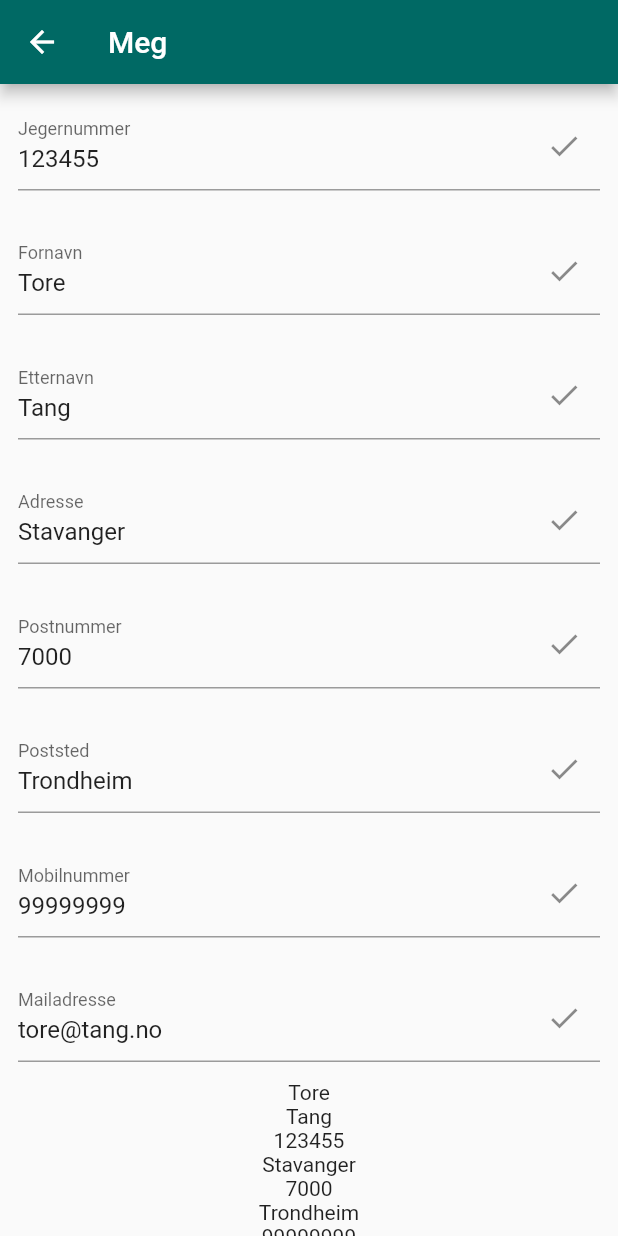
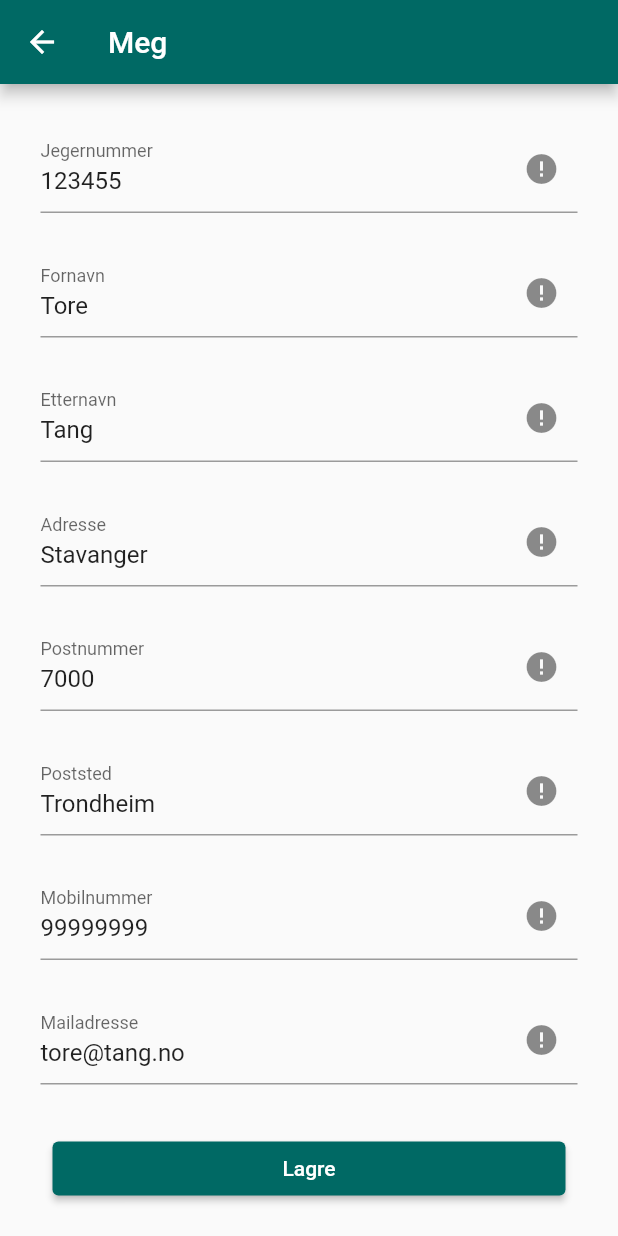
Before and after one commit to magnusgeriksson/gasejakt, a Flutter app: the ProfileScreen screen opened directly, on a phone screen of 412 x 824 dp. Run offline on Flutter 3.47's test engine with Material 2 defaults, Android fonts, the light colour scheme and no system bars; our stand-ins replace get_it.

Commit message:
Lagt til textfields og lagreknapp

```diff
--- a/lib/business_logic/models/hunter.dart
+++ b/lib/business_logic/models/hunter.dart
@@ -19,6 +19,11 @@ class Hunter {
       this.postalAddress = "",
       this.phoneNumber = "",
       this.mailAddress = ""});
+
+  @override
+  String toString() {
+    return "$hunterNumber\n$firstName\n$lastName\n$address\n$postalCode\n$postalAddress\n$phoneNumber\n$mailAddress";
+  }
 }
 
 extension DummyHunter on Hunter {
--- a/lib/services/goosehunt/goosehunt_service.dart
+++ b/lib/services/goosehunt/goosehunt_service.dart
@@ -3,5 +3,5 @@ import 'package:gasejakt/business_logic/models/hunter.dart';
 abstract class GoosehuntService {
   void registerHuntingday();
   Future<Hunter> getHunter();
-  void registerHunter();
+  Future<bool> registerHunter(Hunter hunter);
 }
--- a/lib/services/goosehunt/goosehunt_service_fake.dart
+++ b/lib/services/goosehunt/goosehunt_service_fake.dart
@@ -13,7 +13,8 @@ class GoosehuntServiceFake implements GoosehuntService {
   }
 
   @override
-  Future<void> registerHunter() async {
-    return;
+  Future<bool> registerHunter(Hunter hunter) async {
+    print(hunter.toString() + "is being saved");
+    return true;
   }
 }
--- a/lib/ui/screens/profile_screen.dart
+++ b/lib/ui/screens/profile_screen.dart
@@ -16,22 +16,78 @@ class _ProfileScreenState extends State<ProfileScreen> {
   ProfileViewmodel viewmodel = serviceLocator<ProfileViewmodel>();
   final _formKey = GlobalKey<FormState>();
   var isLoading = true;
+  TextEditingController _hunterNumberController;
+  TextEditingController _firstNameController;
+  TextEditingController _lastNameController;
+  TextEditingController _addressController;
+  TextEditingController _postalCodeController;
+  TextEditingController _postalAddressController;
+  TextEditingController _phoneController;
+  TextEditingController _mailController;
 
   @override
   void initState() {
-    viewmodel.loadData().whenComplete(() {
-      setState(() {
-        isLoading = false;
+    viewmodel.loadData().whenComplete(() => setupTextFieldControllers());
+    super.initState();
+  }
+
+  void setupTextFieldControllers() {
+    initializeTextFieldControllers();
+    setupTextFieldBindings();
+  }
+
+  void initializeTextFieldControllers() {
+    _hunterNumberController =
+        TextEditingController(text: viewmodel.hunter.hunterNumber);
+    _firstNameController =
+        TextEditingController(text: viewmodel.hunter.firstName);
+    _lastNameController =
+        TextEditingController(text: viewmodel.hunter.lastName);
+    _addressController = TextEditingController(text: viewmodel.hunter.address);
+    _postalCodeController =
+        TextEditingController(text: viewmodel.hunter.postalCode);
+    _postalAddressController =
+        TextEditingController(text: viewmodel.hunter.postalAddress);
+    _phoneController =
+        TextEditingController(text: viewmodel.hunter.phoneNumber);
+    _mailController = TextEditingController(text: viewmodel.hunter.mailAddress);
+  }
+
+  void setupTextFieldBindings() {
+    _hunterNumberController.addListener(() {
+      viewmodel.setHuntingNumber(_hunterNumberController.text);
     });
+    _firstNameController.addListener(() {
+      viewmodel.setFirstName(_firstNameController.text);
     });
-    super.initState();
+    _lastNameController.addListener(() {
+      viewmodel.setLastName(_lastNameController.text);
+    });
+    _addressController.addListener(() {
+      viewmodel.setAddress(_addressController.text);
+    });
+    _postalCodeController.addListener(() {
+      viewmodel.setPostalCode(_postalCodeController.text);
+    });
+    _postalAddressController.addListener(() {
+      viewmodel.setPostalAddress(_postalAddressController.text);
+    });
+    _phoneController.addListener(() {
+      viewmodel.setPhoneNumber(_phoneController.text);
+    });
+    _mailController.addListener(() {
+      viewmodel.setMailAddress(_mailController.text);
+    });
+  }
+
+  @override
+  void dispose() {
+    _firstNameController.dispose();
+    super.dispose();
   }
 
   @override
   Widget build(BuildContext context) {
-    if (isLoading) {
-      return CircularProgressIndicator();
-    }
     return ChangeNotifierProvider<ProfileViewmodel>.value(
         value: viewmodel,
         child: Consumer<ProfileViewmodel>(
@@ -40,12 +96,11 @@ class _ProfileScreenState extends State<ProfileScreen> {
               title: Text("Meg"),
             ),
             body: Form(
-              child: Column(
-                mainAxisAlignment: MainAxisAlignment.center,
+                child: ListView(
+              padding: const EdgeInsets.all(15.0),
               children: [
                 MDTextFormField(
-                    initialValue: vm.hunter.hunterNumber ?? "HRRR",
-                    onChanged: (value) => viewmodel.setHuntingNumber(value),
+                  controller: _hunterNumberController,
                   label: "Jegernummer",
                   validatorText: "Kan ikke være tomt",
                   formKey: _formKey,
@@ -53,76 +108,77 @@ class _ProfileScreenState extends State<ProfileScreen> {
                   inputFormatters: [FilteringTextInputFormatter.digitsOnly],
                 ),
                 MDTextFormField(
-                    initialValue: vm.hunter.firstName,
+                  controller: _firstNameController,
                   label: "Fornavn",
                   keyboardType: TextInputType.text,
                   validatorText: "Kan ikke være tomt",
                   formKey: _formKey,
-                    onChanged: (value) => vm.setFirstName(value),
                 ),
                 MDTextFormField(
-                    initialValue: vm.hunter.lastName,
+                  controller: _lastNameController,
                   label: "Etternavn",
                   keyboardType: TextInputType.text,
                   validatorText: "Kan ikke være tomt",
                   formKey: _formKey,
-                    onChanged: (value) => vm.setLastName(value),
                 ),
                 MDTextFormField(
-                    initialValue: vm.hunter.address,
+                  controller: _addressController,
                   label: "Adresse",
                   keyboardType: TextInputType.text,
                   validatorText: "Kan ikke være tomt",
                   formKey: _formKey,
-                    onChanged: (value) => vm.setAddress(value),
                 ),
                 MDTextFormField(
-                    initialValue: vm.hunter.postalCode,
+                  controller: _postalCodeController,
                   label: "Postnummer",
                   keyboardType: TextInputType.number,
                   inputFormatters: [FilteringTextInputFormatter.digitsOnly],
                   validatorText: "Kan ikke være tomt",
                   formKey: _formKey,
-                    onChanged: (value) => vm.setPostalCode(value),
                 ),
                 MDTextFormField(
-                    initialValue: vm.hunter.postalAddress,
+                  controller: _postalAddressController,
                   label: "Poststed",
                   keyboardType: TextInputType.text,
                   validatorText: "Kan ikke være tomt",
                   formKey: _formKey,
-                    onChanged: (value) => vm.setPostalAddress(value),
                 ),
                 MDTextFormField(
-                    initialValue: vm.hunter.phoneNumber,
+                  controller: _phoneController,
                   label: "Mobilnummer",
                   keyboardType: TextInputType.number,
                   inputFormatters: [FilteringTextInputFormatter.digitsOnly],
                   validatorText: "Kan ikke være tomt",
                   formKey: _formKey,
-                    onChanged: (value) => vm.setPhoneNumber(value),
                 ),
                 MDTextFormField(
-                    initialValue: vm.hunter.mailAddress,
+                  controller: _mailController,
                   label: "Mailadresse",
-                    keyboardType: TextInputType.number,
-                    inputFormatters: [FilteringTextInputFormatter.digitsOnly],
+                  keyboardType: TextInputType.text,
                   validatorText: "Kan ikke være tomt",
                   formKey: _formKey,
-                    onChanged: (value) => vm.setMailAddress(value),
                 ),
-                  Text(vm.hunter.firstName),
-                  Text(vm.hunter.lastName),
-                  Text(vm.hunter.hunterNumber),
-                  Text(vm.hunter.address),
-                  Text(vm.hunter.postalCode),
-                  Text(vm.hunter.postalAddress),
-                  Text(vm.hunter.phoneNumber),
-                  Text(vm.hunter.mailAddress),
+                Padding(
+                  padding: EdgeInsets.all(20),
+                  child: ElevatedButton(
+                      child: Text("Lagre"),
+                      onPressed: () async => saveHunter()),
+                )
               ],
-              ),
-            ),
+            )),
           ),
         ));
   }
+
+  void saveHunter() async {
+    var res = await viewmodel.saveHunter();
+    showSavingFeedback(res);
   }
+
+  showSavingFeedback(bool res) {
+    return ScaffoldMessenger.of(context).showSnackBar(SnackBar(
+        content: Text(res
+            ? "Informasjonen er lagret"
+            : "Lagring feilet, vennligst prøv igjen")));
+  }
+}
--- a/lib/ui/widgets/MDTextFormField.dart
+++ b/lib/ui/widgets/MDTextFormField.dart
@@ -7,17 +7,15 @@ class MDTextFormField extends StatefulWidget {
   final GlobalKey<FormState> formKey;
   final String label;
   final String validatorText;
-  final ValueChanged<String> onChanged;
-  final String initialValue;
   final List<TextInputFormatter> inputFormatters;
   final TextInputType keyboardType;
+  final TextEditingController controller;
   const MDTextFormField({
     Key key,
     this.formKey,
     this.label,
     this.validatorText,
-    this.onChanged,
-    this.initialValue,
+    this.controller,
     this.keyboardType,
     this.inputFormatters,
   }) : super(key: key);
@@ -28,24 +26,11 @@ class MDTextFormField extends StatefulWidget {
 
 class _MDTextFormFieldState extends State<MDTextFormField> {
   final _formFieldKey = GlobalKey<FormFieldState>();
-  final _controller = new TextEditingController();
-  bool isValidated;
+  bool isValidated = false;
 
   @override
   void initState() {
     super.initState();
-    _controller.text = widget.initialValue;
-    _controller.addListener(() {
-      widget.onChanged(_controller.text);
-    });
-    isValidated =
-        widget.initialValue != null && widget.initialValue != "" ? true : false;
-  }
-
-  @override
-  void dispose() {
-    _controller.dispose();
-    super.dispose();
   }
 
   @override
@@ -60,12 +45,10 @@ class _MDTextFormFieldState extends State<MDTextFormField> {
     return Padding(
       padding: const EdgeInsets.all(12.0),
       child: Container(
-          // color: Colors.orange,
-          // ...
           child: TextFormField(
         key: _formFieldKey,
         keyboardType: widget.keyboardType ?? TextInputType.text,
-        controller: _controller,
+        controller: widget.controller,
         inputFormatters: widget.inputFormatters,
         decoration: InputDecoration(
             labelText: widget.label,
```
Also changed, not shown: lib/business_logic/view_models/profile_viewmodel.dart (+11 -1 lines). Lines whose indentation alone changed are shown as unchanged.
